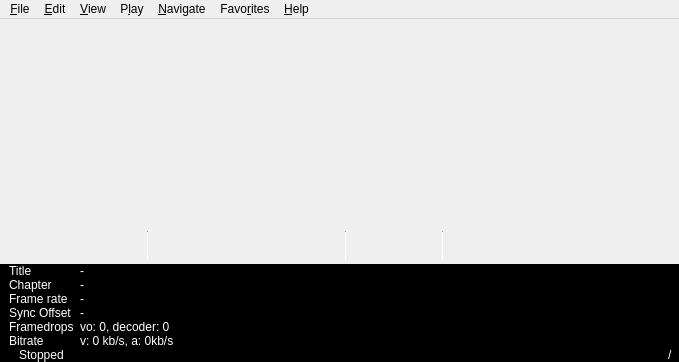
First picture: the form in mainwindow.ui, repository mpc-qt/mpc-qt, before the edit.
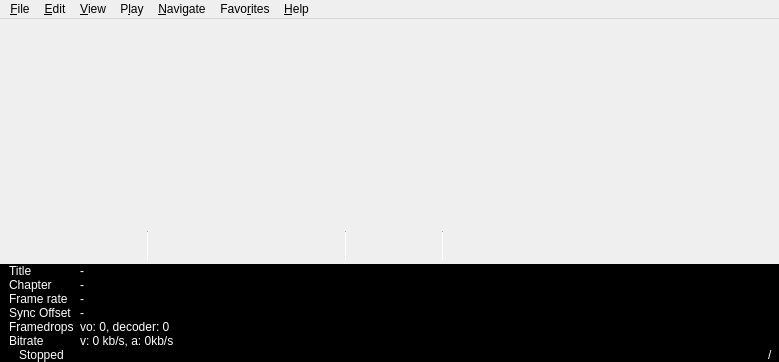
Second picture: the form after the edit. Icons and pictures are not drawn.

```diff
--- a/mainwindow.ui
+++ b/mainwindow.ui
@@ -6,7 +6,7 @@
    <rect>
     <x>0</x>
     <y>0</y>
-    <width>679</width>
+    <width>779</width>
     <height>362</height>
    </rect>
   </property>
@@ -122,7 +122,7 @@
           </item>
           <item>
            <widget class="QWidget" name="controlbar" native="true">
-            <layout class="QHBoxLayout" name="controlbarLayout" stretch="0,0,0,0,0,0,0,0,0,0,0,0,0,0,1,0,0">
+            <layout class="QHBoxLayout" name="controlbarLayout" stretch="0,0,0,0,0,0,0,0,0,0,0,0,0,0,1,0,0,0,0,0,0,0,0">
              <property name="leftMargin">
               <number>6</number>
              </property>
@@ -742,7 +742,7 @@
     <rect>
      <x>0</x>
      <y>0</y>
-     <width>679</width>
+     <width>779</width>
      <height>23</height>
     </rect>
    </property>
```
Left out of the diff: 41 changed lines with no effect on the pictures.
